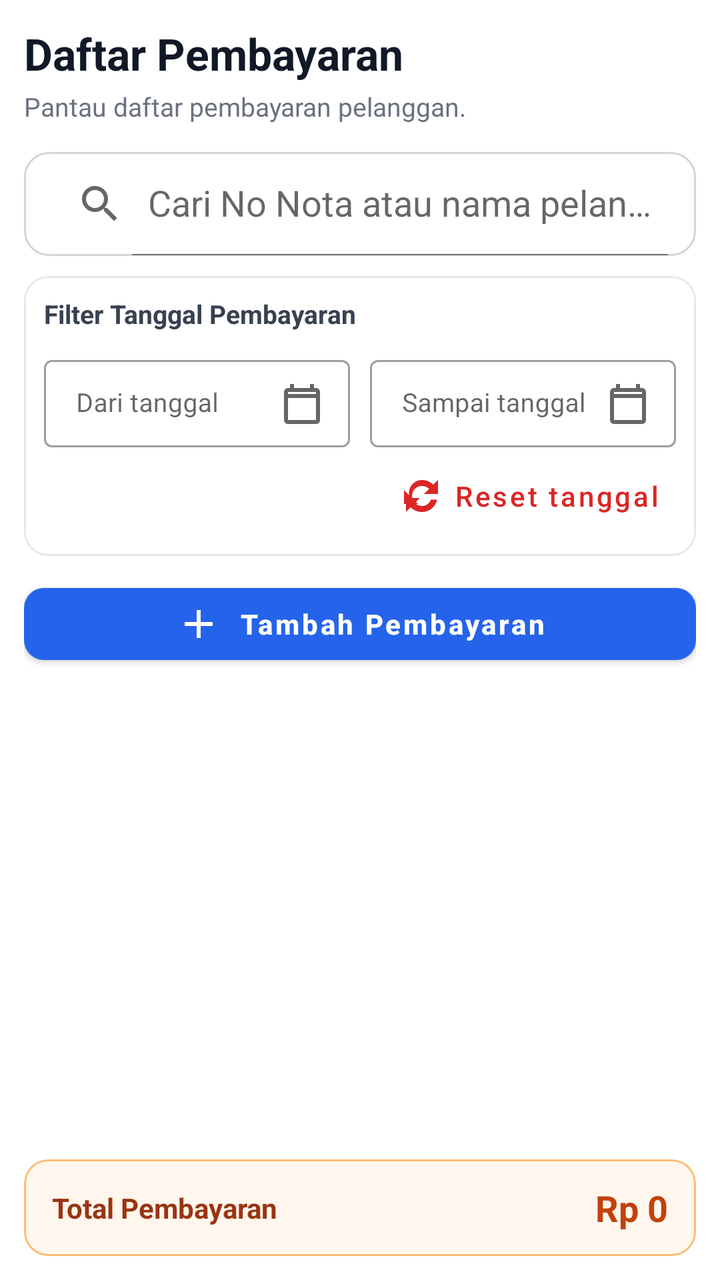
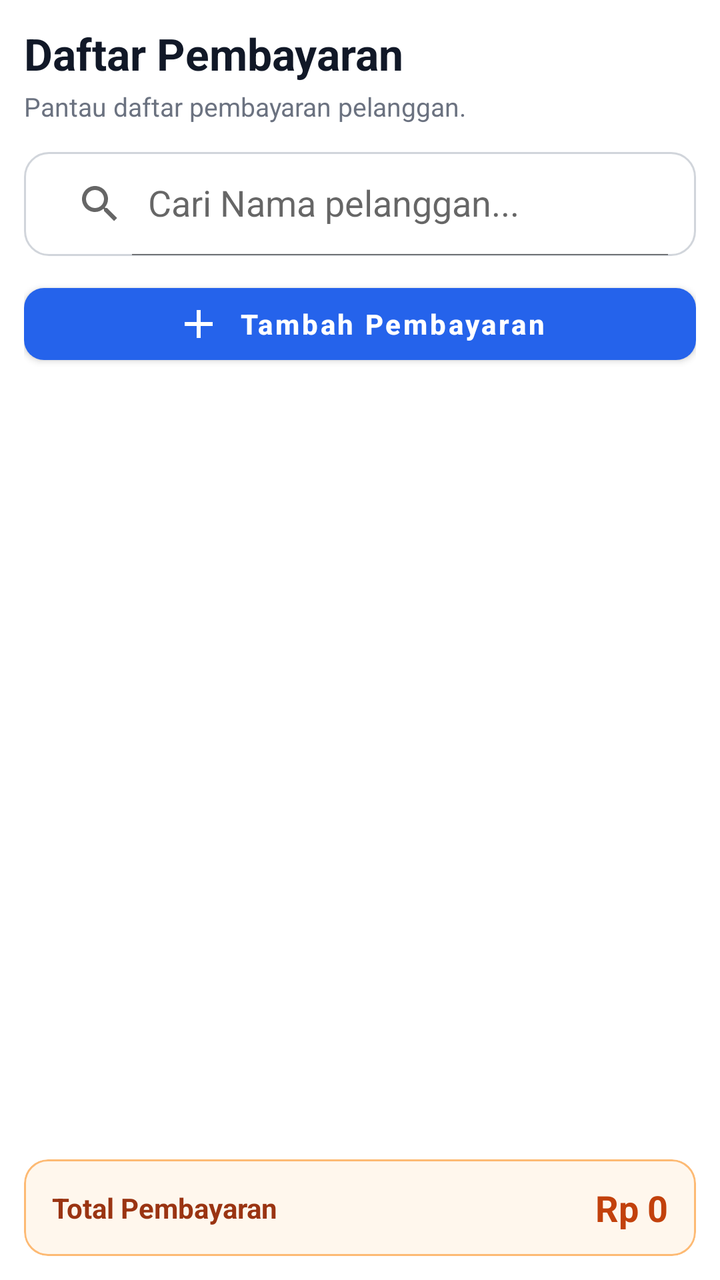

An Android layout rendered at two revisions. The XML below is the earlier revision; the diff shows what the commit changed to produce the second picture.
<!-- AndroidManifest.xml: activity theme Theme.BestbeautyNoBar -->
<!-- res/layout/activity_pembayaran.xml -->
<?xml version="1.0" encoding="utf-8"?>
<LinearLayout
    xmlns:android="http://schemas.android.com/apk/res/android"
    xmlns:app="http://schemas.android.com/apk/res-auto"
    xmlns:tools="http://schemas.android.com/tools"
    android:layout_width="match_parent"
    android:layout_height="match_parent"
    android:orientation="vertical"
    android:padding="12dp"
    tools:context=".admin.pembayaran.PembayaranActivity">

    <TextView
        android:layout_width="match_parent"
        android:layout_height="wrap_content"
        android:text="Daftar Pembayaran"
        android:textColor="#111827"
        android:textSize="22sp"
        android:textStyle="bold" />

    <TextView
        android:layout_width="match_parent"
        android:layout_height="wrap_content"
        android:layout_marginTop="3dp"
        android:text="Pantau daftar pembayaran pelanggan."
        android:textColor="#6B7280"
        android:textSize="13sp" />

    
    <androidx.appcompat.widget.SearchView
        android:id="@+id/searchView"
        android:layout_width="match_parent"
        android:layout_height="52dp"
        android:layout_marginTop="14dp"
        android:background="@drawable/bg_search_piutang"
        android:paddingHorizontal="6dp"
        app:iconifiedByDefault="false"
        app:queryHint="Cari No Nota atau nama pelanggan..." />

    

    
    <com.google.android.material.card.MaterialCardView
        android:layout_width="match_parent"
        android:layout_height="wrap_content"
        android:layout_marginTop="10dp"
        app:cardBackgroundColor="@color/white"
        app:cardCornerRadius="12dp"
        app:cardElevation="0dp"
        app:strokeColor="#E5E7EB"
        app:strokeWidth="1dp">

        <LinearLayout
            android:layout_width="match_parent"
            android:layout_height="wrap_content"
            android:orientation="vertical"
            android:padding="10dp">

            <TextView
                android:layout_width="match_parent"
                android:layout_height="wrap_content"
                android:text="Filter Tanggal Pembayaran"
                android:textColor="#374151"
                android:textSize="13sp"
                android:textStyle="bold" />

            <LinearLayout
                android:layout_width="match_parent"
                android:layout_height="wrap_content"
                android:layout_marginTop="7dp"
                android:orientation="horizontal">

                <com.google.android.material.textfield.TextInputLayout
                    style="@style/Widget.MaterialComponents.TextInputLayout.OutlinedBox.Dense"
                    android:layout_width="0dp"
                    android:layout_height="wrap_content"
                    android:layout_marginEnd="5dp"
                    android:layout_weight="1"
                    android:hint="Dari tanggal"
                    app:endIconDrawable="@drawable/ic_calendar"
                    app:endIconMode="custom">

                    <com.google.android.material.textfield.TextInputEditText
                        android:id="@+id/etTanggalMulai"
                        android:layout_width="match_parent"
                        android:layout_height="wrap_content"
                        android:clickable="true"
                        android:cursorVisible="false"
                        android:focusable="false"
                        android:inputType="none"
                        android:textSize="13sp" />

                </com.google.android.material.textfield.TextInputLayout>

                <com.google.android.material.textfield.TextInputLayout
                    style="@style/Widget.MaterialComponents.TextInputLayout.OutlinedBox.Dense"
                    android:layout_width="0dp"
                    android:layout_height="wrap_content"
                    android:layout_marginStart="5dp"
                    android:layout_weight="1"
                    android:hint="Sampai tanggal"
                    app:endIconDrawable="@drawable/ic_calendar"
                    app:endIconMode="custom">

                    <com.google.android.material.textfield.TextInputEditText
                        android:id="@+id/etTanggalSelesai"
                        android:layout_width="match_parent"
                        android:layout_height="wrap_content"
                        android:clickable="true"
                        android:cursorVisible="false"
                        android:focusable="false"
                        android:inputType="none"
                        android:textSize="13sp" />

                </com.google.android.material.textfield.TextInputLayout>

            </LinearLayout>

            <com.google.android.material.button.MaterialButton
                android:id="@+id/btnResetTanggal"
                style="@style/Widget.MaterialComponents.Button.TextButton"
                android:layout_width="wrap_content"
                android:layout_height="40dp"
                android:layout_gravity="end"
                android:layout_marginTop="2dp"
                android:text="Reset tanggal"
                android:textAllCaps="false"
                android:textColor="#DC2626"
                app:icon="@drawable/ic_refresh"
                app:iconTint="#DC2626" />

        </LinearLayout>

    </com.google.android.material.card.MaterialCardView>

    <com.google.android.material.button.MaterialButton
        android:id="@+id/btnTambahPembayaran"
        android:layout_width="match_parent"
        android:layout_height="48dp"
        android:layout_marginTop="10dp"
        android:text="Tambah Pembayaran"
        android:textAllCaps="false"
        android:textColor="@color/white"
        android:textSize="14sp"
        android:textStyle="bold"
        app:backgroundTint="#2563EB"
        app:cornerRadius="10dp"
        app:icon="@drawable/ic_add"
        app:iconGravity="textStart"
        app:iconPadding="8dp"
        app:iconTint="@color/white" />

    <FrameLayout
        android:layout_width="match_parent"
        android:layout_height="0dp"
        android:layout_marginTop="10dp"
        android:layout_weight="1">

        <androidx.recyclerview.widget.RecyclerView
            android:id="@+id/rvPembayaran"
            android:layout_width="match_parent"
            android:layout_height="match_parent"
            android:clipToPadding="false"
            android:paddingBottom="12dp"
            tools:listitem="@layout/item_pembayaran" />

        <ProgressBar
            android:id="@+id/loading"
            android:layout_width="48dp"
            android:layout_height="48dp"
            android:layout_gravity="center"
            android:visibility="gone" />

        <LinearLayout
            android:id="@+id/layoutDataKosong"
            android:layout_width="match_parent"
            android:layout_height="wrap_content"
            android:layout_gravity="center"
            android:gravity="center"
            android:orientation="vertical"
            android:padding="20dp"
            android:visibility="gone">

            <TextView
                android:layout_width="wrap_content"
                android:layout_height="wrap_content"
                android:text="Tidak ada data pembayaran"
                android:textColor="#374151"
                android:textSize="16sp"
                android:textStyle="bold" />

            <TextView
                android:id="@+id/tvPesanKosong"
                android:layout_width="wrap_content"
                android:layout_height="wrap_content"
                android:layout_marginTop="5dp"
                android:gravity="center"
                android:text="Data pembayaran pelanggan belum tersedia."
                android:textColor="#9CA3AF"
                android:textSize="13sp" />

        </LinearLayout>

    </FrameLayout>

    
    <com.google.android.material.card.MaterialCardView
        android:layout_width="match_parent"
        android:layout_height="wrap_content"
        android:layout_marginTop="8dp"
        app:cardBackgroundColor="#FFF7ED"
        app:cardCornerRadius="12dp"
        app:cardElevation="0dp"
        app:strokeColor="#FDBA74"
        app:strokeWidth="1dp">

        <LinearLayout
            android:layout_width="match_parent"
            android:layout_height="wrap_content"
            android:gravity="center_vertical"
            android:orientation="horizontal"
            android:paddingHorizontal="14dp"
            android:paddingVertical="12dp">

            <TextView
                android:layout_width="0dp"
                android:layout_height="wrap_content"
                android:layout_weight="1"
                android:text="Total Pembayaran"
                android:textColor="#9A3412"
                android:textSize="14sp"
                android:textStyle="bold" />

            <TextView
                android:id="@+id/tvTotalPembayaran"
                android:layout_width="wrap_content"
                android:layout_height="wrap_content"
                android:text="Rp 0"
                android:textColor="#C2410C"
                android:textSize="18sp"
                android:textStyle="bold" />

        </LinearLayout>

    </com.google.android.material.card.MaterialCardView>

</LinearLayout>
<!-- res/layout/item_pembayaran.xml (included above) -->
<?xml version="1.0" encoding="utf-8"?>
<com.google.android.material.card.MaterialCardView
    xmlns:android="http://schemas.android.com/apk/res/android"
    xmlns:app="http://schemas.android.com/apk/res-auto"
    xmlns:tools="http://schemas.android.com/tools"
    android:id="@+id/rootLayout"
    android:layout_width="match_parent"
    android:layout_height="wrap_content"
    android:layout_marginBottom="9dp"
    app:cardBackgroundColor="@color/white"
    app:cardCornerRadius="14dp"
    app:cardElevation="1dp"
    app:strokeColor="#E5E7EB"
    app:strokeWidth="1dp">

    <LinearLayout
        android:layout_width="match_parent"
        android:layout_height="wrap_content"
        android:orientation="vertical"
        android:padding="14dp">

        
        <LinearLayout
            android:layout_width="match_parent"
            android:layout_height="wrap_content"
            android:gravity="center_vertical"
            android:orientation="horizontal">

            <LinearLayout
                android:layout_width="0dp"
                android:layout_height="wrap_content"
                android:layout_weight="1"
                android:orientation="vertical">

                <TextView
                    android:id="@+id/tvNamaPelanggan"
                    android:layout_width="match_parent"
                    android:layout_height="wrap_content"
                    android:ellipsize="end"
                    android:maxLines="1"
                    android:text="Indra Rahdian"
                    android:textColor="#111827"
                    android:textSize="16sp"
                    android:textStyle="bold"
                    tools:ignore="HardcodedText" />

                <TextView
                    android:id="@+id/tvNoPembayaran"
                    android:layout_width="match_parent"
                    android:layout_height="wrap_content"
                    android:layout_marginTop="3dp"
                    android:text="PAY-20260729-001"
                    android:textColor="#6B7280"
                    android:textSize="12sp"
                    tools:ignore="HardcodedText" />

            </LinearLayout>

            <TextView
                android:id="@+id/tvTanggal"
                android:layout_width="wrap_content"
                android:layout_height="wrap_content"
                android:background="@drawable/bg_status_outstanding"
                android:paddingHorizontal="9dp"
                android:paddingVertical="5dp"
                android:text="29-07-2026"
                android:textColor="#B45309"
                android:textSize="11sp"
                android:textStyle="bold"
                tools:ignore="HardcodedText" />

        </LinearLayout>

        <View
            android:layout_width="match_parent"
            android:layout_height="1dp"
            android:layout_marginVertical="11dp"
            android:background="#EEF0F3" />

        
        <LinearLayout
            android:layout_width="match_parent"
            android:layout_height="wrap_content"
            android:orientation="horizontal">

            <TextView
                android:layout_width="0dp"
                android:layout_height="wrap_content"
                android:layout_weight="1"
                android:text="Nomor Nota"
                android:textColor="#6B7280"
                android:textSize="13sp" />

            <TextView
                android:id="@+id/tvNota"
                android:layout_width="wrap_content"
                android:layout_height="wrap_content"
                android:text="INV-20260728-001"
                android:textColor="#374151"
                android:textSize="13sp"
                android:textStyle="bold"
                tools:ignore="HardcodedText" />

        </LinearLayout>

        
        <LinearLayout
            android:layout_width="match_parent"
            android:layout_height="wrap_content"
            android:layout_marginTop="8dp"
            android:orientation="horizontal">

            <TextView
                android:layout_width="0dp"
                android:layout_height="wrap_content"
                android:layout_weight="1"
                android:text="Nilai Nota"
                android:textColor="#6B7280"
                android:textSize="13sp" />

            <TextView
                android:id="@+id/tvNilaiNota"
                android:layout_width="wrap_content"
                android:layout_height="wrap_content"
                android:text="Rp 1.000.000"
                android:textColor="#374151"
                android:textSize="13sp"
                android:textStyle="bold"
                tools:ignore="HardcodedText" />

        </LinearLayout>

        
        <LinearLayout
            android:layout_width="match_parent"
            android:layout_height="wrap_content"
            android:layout_marginTop="8dp"
            android:orientation="horizontal">

            <TextView
                android:layout_width="0dp"
                android:layout_height="wrap_content"
                android:layout_weight="1"
                android:text="Pembayaran"
                android:textColor="#6B7280"
                android:textSize="13sp" />

            <TextView
                android:id="@+id/tvPembayaran"
                android:layout_width="wrap_content"
                android:layout_height="wrap_content"
                android:text="Rp 500.000"
                android:textColor="#047857"
                android:textSize="14sp"
                android:textStyle="bold"
                tools:ignore="HardcodedText" />

        </LinearLayout>

        
        <LinearLayout
            android:layout_width="match_parent"
            android:layout_height="wrap_content"
            android:layout_marginTop="8dp"
            android:orientation="horizontal">

            <TextView
                android:layout_width="0dp"
                android:layout_height="wrap_content"
                android:layout_weight="1"
                android:text="Sisa Piutang"
                android:textColor="#374151"
                android:textSize="14sp"
                android:textStyle="bold" />

            <TextView
                android:id="@+id/tvSisa"
                android:layout_width="wrap_content"
                android:layout_height="wrap_content"
                android:text="Rp 500.000"
                android:textColor="#DC2626"
                android:textSize="16sp"
                android:textStyle="bold"
                tools:ignore="HardcodedText" />

        </LinearLayout>

        
        <LinearLayout
            android:layout_width="match_parent"
            android:layout_height="wrap_content"
            android:layout_marginTop="11dp"
            android:background="#F9FAFB"
            android:orientation="vertical"
            android:padding="10dp">

            <TextView
                android:layout_width="match_parent"
                android:layout_height="wrap_content"
                android:text="Keterangan"
                android:textColor="#6B7280"
                android:textSize="12sp"
                android:textStyle="bold" />

            <TextView
                android:id="@+id/tvKeterangan"
                android:layout_width="match_parent"
                android:layout_height="wrap_content"
                android:layout_marginTop="3dp"
                android:text="Pembayaran cicilan pertama"
                android:textColor="#374151"
                android:textSize="13sp"
                tools:ignore="HardcodedText" />

        </LinearLayout>

        
        <LinearLayout
            android:layout_width="match_parent"
            android:layout_height="wrap_content"
            android:layout_marginTop="13dp"
            android:orientation="horizontal">

            <com.google.android.material.button.MaterialButton
                android:id="@+id/btnHapus"
                android:layout_width="0dp"
                android:layout_height="46dp"
                android:layout_marginEnd="5dp"
                android:layout_weight="1"
                android:text="Hapus"
                android:textAllCaps="false"
                android:textColor="#DC2626"
                android:textSize="13sp"
                android:textStyle="bold"
                app:backgroundTint="#FEF2F2"
                app:cornerRadius="9dp"
                app:strokeColor="#FCA5A5"
                app:strokeWidth="1dp" />

            <com.google.android.material.button.MaterialButton
                android:id="@+id/btnPrint"
                android:layout_width="0dp"
                android:layout_height="46dp"
                android:layout_marginStart="5dp"
                android:layout_weight="1"
                android:text="Print"
                android:textAllCaps="false"
                android:textColor="@color/white"
                android:textSize="13sp"
                android:textStyle="bold"
                app:backgroundTint="#2563EB"
                app:cornerRadius="9dp" />

        </LinearLayout>

    </LinearLayout>

</com.google.android.material.card.MaterialCardView>
<!-- resources referenced by this layout -->
<resources>
  <color name="white">#FFFFFF</color>
  <!-- drawable bg_search_piutang (drawable) -->
  <?xml version="1.0" encoding="utf-8"?>
  <selector xmlns:android="http://schemas.android.com/apk/res/android">
  
      <item android:state_focused="true">
          <shape android:shape="rectangle">
  
              <solid android:color="@color/white" />
  
              <corners android:radius="12dp" />
  
              <stroke
                  android:width="1dp"
                  android:color="#2563EB" />
  
          </shape>
      </item>
  
      <item>
          <shape android:shape="rectangle">
  
              <solid android:color="@color/white" />
  
              <corners android:radius="12dp" />
  
              <stroke
                  android:width="1dp"
                  android:color="#D1D5DB" />
  
          </shape>
      </item>
  
  </selector>
  <!-- drawable bg_status_outstanding (drawable) -->
  <?xml version="1.0" encoding="utf-8"?>
  <shape xmlns:android="http://schemas.android.com/apk/res/android"
      android:shape="rectangle">
  
      <solid android:color="#FFFBEB" />
  
      <corners android:radius="20dp" />
  
      <stroke
          android:width="1dp"
          android:color="#FCD34D" />
  
  </shape>
  <!-- drawable ic_add (drawable) -->
  <?xml version="1.0" encoding="utf-8"?>
  <vector xmlns:android="http://schemas.android.com/apk/res/android"
      android:width="24dp"
      android:height="24dp"
      android:viewportWidth="24"
      android:viewportHeight="24">
  
      <path
          android:fillColor="#FFFFFF"
          android:pathData="M19,13H13V19H11V13H5V11H11V5H13V11H19V13Z" />
  
  </vector>
  <!-- drawable ic_calendar (drawable) -->
  <vector xmlns:android="http://schemas.android.com/apk/res/android"
      android:width="24dp"
      android:height="24dp"
      android:viewportWidth="24"
      android:viewportHeight="24">
  
      <path
          android:fillColor="#6B7280"
          android:pathData="M19,4h-1V2h-2v2H8V2H6v2H5c-1.11,0 -1.99,0.9 -1.99,2L3,20c0,1.1 0.89,2 2,2h14c1.1,0 2,-0.9 2,-2V6c0,-1.1 -0.9,-2 -2,-2zM19,20H5V9h14v11zM5,7V6h14v1H5z" />
  
  </vector>
  <!-- drawable ic_refresh (drawable) -->
  <vector xmlns:android="http://schemas.android.com/apk/res/android"
      android:width="24dp"
      android:height="24dp"
      android:viewportWidth="24"
      android:viewportHeight="24">
  
      <path
          android:fillColor="#DC2626"
          android:pathData="M17.65,6.35C16.2,4.9 14.21,4 12,4c-4.09,0 -7.19,3.72 -6.39,7.69L3,9.08V16h6.92l-2.45,-2.45C6.16,10.94 8.06,7 12,7c1.38,0 2.63,0.56 3.54,1.46L13,11h7V4l-2.35,2.35zM6.35,17.65C7.8,19.1 9.79,20 12,20c3.72,0 6.84,-2.65 7.55,-6.17h-3.1C15.79,15.67 14.04,17 12,17c-1.38,0 -2.63,-0.56 -3.54,-1.46L11,13H4v7l2.35,-2.35z" />
  
  </vector>
  <style name="Theme.BestbeautyNoBar" parent="Theme.MaterialComponents.DayNight.NoActionBar">
  
          
          <item name="colorPrimary">@color/colorPrimary</item>
          <item name="colorPrimaryVariant">@color/colorPrimaryDark</item>
          <item name="colorOnPrimary">@color/white</item>
  
          
          <item name="colorSecondary">@color/colorAccent</item>
          <item name="colorSecondaryVariant">@color/colorAccentDark</item>
          <item name="colorOnSecondary">@color/black</item>
  
          
          <item name="android:statusBarColor">@color/colorPrimaryDark</item>
          <item name="android:navigationBarColor">@color/white</item>
  
          
          <item name="windowActionModeOverlay">true</item>
          <item name="windowActionModeOverlay">true</item>
          <item name="android:windowActionModeOverlay">true</item>
  
          
          <item name="android:windowBackground">@color/white</item>
  
      </style>
  <color name="colorPrimary">#49BEFF</color>
  <color name="colorPrimaryDark">#65DCE5</color>
  <color name="colorAccent">#0D5D98</color>
  <color name="colorAccentDark">#C0CA33</color>
  <color name="black">#000000</color>
</resources>

<!-- the commit's change to res/layout/activity_pembayaran.xml (unified diff, before → after) -->
@@ -34,12 +34,13 @@
         android:background="@drawable/bg_search_piutang"
         android:paddingHorizontal="6dp"
         app:iconifiedByDefault="false"
-        app:queryHint="Cari No Nota atau nama pelanggan..." />
+        app:queryHint="Cari Nama pelanggan..." />
 
     
 
     
     <com.google.android.material.card.MaterialCardView
+        android:visibility="gone"
         android:layout_width="match_parent"
         android:layout_height="wrap_content"
         android:layout_marginTop="10dp"
@@ -462,6 +463,7 @@
         </LinearLayout>
 
         
+        
         <LinearLayout
             android:layout_width="match_parent"
             android:layout_height="wrap_content"
@@ -472,12 +474,12 @@
                 android:id="@+id/btnHapus"
                 android:layout_width="0dp"
                 android:layout_height="46dp"
-                android:layout_marginEnd="5dp"
+                android:layout_marginEnd="4dp"
                 android:layout_weight="1"
                 android:text="Hapus"
                 android:textAllCaps="false"
                 android:textColor="#DC2626"
-                android:textSize="13sp"
+                android:textSize="12sp"
                 android:textStyle="bold"
                 app:backgroundTint="#FEF2F2"
                 app:cornerRadius="9dp"
@@ -488,16 +490,30 @@
                 android:id="@+id/btnPrint"
                 android:layout_width="0dp"
                 android:layout_height="46dp"
-                android:layout_marginStart="5dp"
+                android:layout_marginHorizontal="4dp"
                 android:layout_weight="1"
                 android:text="Print"
                 android:textAllCaps="false"
                 android:textColor="@color/white"
-                android:textSize="13sp"
+                android:textSize="12sp"
                 android:textStyle="bold"
                 app:backgroundTint="#2563EB"
                 app:cornerRadius="9dp" />
 
+            <com.google.android.material.button.MaterialButton
+                android:id="@+id/btnWhatsApp"
+                android:layout_width="0dp"
+                android:layout_height="46dp"
+                android:layout_marginStart="4dp"
+                android:layout_weight="1"
+                android:text="WhatsApp"
+                android:textAllCaps="false"
+                android:textColor="@color/white"
+                android:textSize="12sp"
+                android:textStyle="bold"
+                app:backgroundTint="#16A34A"
+                app:cornerRadius="9dp" />
+
         </LinearLayout>
 
     </LinearLayout>
